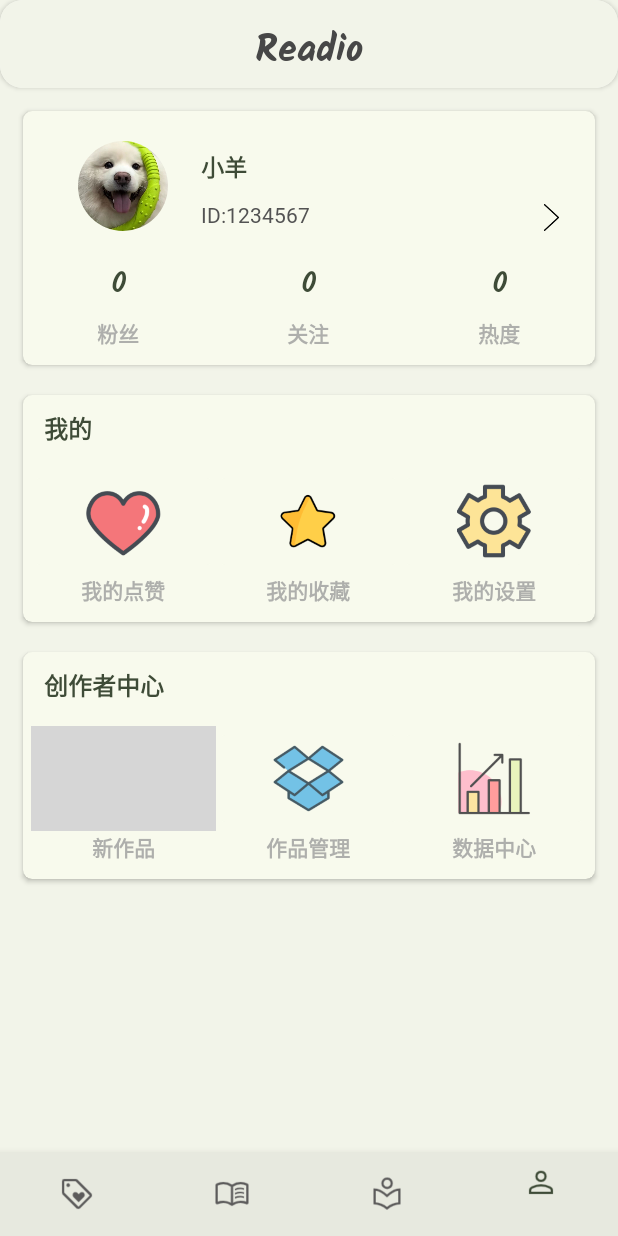
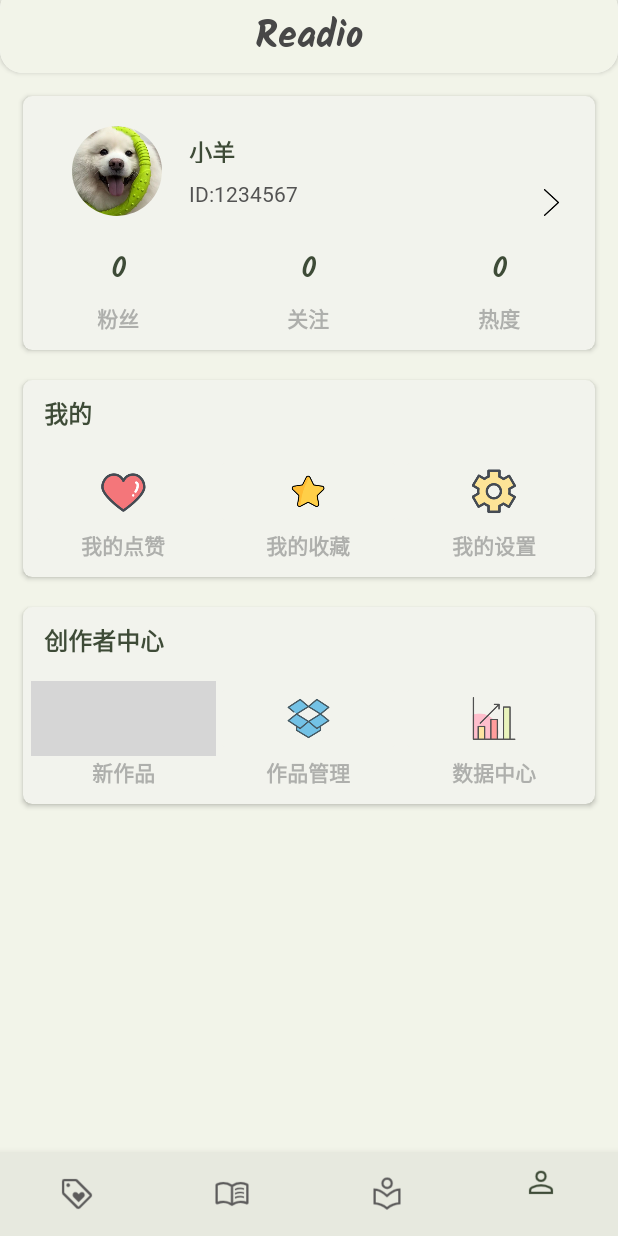
Before and after one commit to KilluaYZ/Readio-App, an Android app: the screen it shows after launch (MainActivity), on a phone screen of 412 x 824 dp. Run offline under Robolectric (Android 15) with nearby library versions, the light colour scheme and no system bars; our stand-ins replace CircleImageView, navigation-ui; grey boxes are pictures that could not be loaded.

Commit message:
优化个人主页布局

```diff
--- a/app/src/main/res/layout/activity_main.xml
+++ b/app/src/main/res/layout/activity_main.xml
@@ -15,6 +15,7 @@
         android:layout_height="wrap_content"
         android:elevation="5dp"
         app:cardCornerRadius="15dp"
+        android:layout_marginTop="-10dp"
         app:layout_constraintStart_toStartOf="parent"
         app:layout_constraintTop_toTopOf="parent">
 
--- a/app/src/main/res/layout/fragment_userpage.xml
+++ b/app/src/main/res/layout/fragment_userpage.xml
@@ -1,13 +1,15 @@
 <?xml version="1.0" encoding="utf-8"?>
-<androidx.constraintlayout.widget.ConstraintLayout xmlns:android="http://schemas.android.com/apk/res/android"
+<ScrollView xmlns:android="http://schemas.android.com/apk/res/android"
+    xmlns:app="http://schemas.android.com/apk/res-auto"
     xmlns:tools="http://schemas.android.com/tools"
     android:layout_width="match_parent"
+    android:layout_height="match_parent">
+
+    <androidx.constraintlayout.widget.ConstraintLayout
+        android:layout_width="match_parent"
         android:layout_height="match_parent"
-    xmlns:app="http://schemas.android.com/apk/res-auto"
         android:padding="5dp"
         tools:context=".ui.userpage.userPageFragment">
-
-
         <androidx.cardview.widget.CardView
             android:id="@+id/info_card_1"
             android:layout_width="match_parent"
@@ -39,7 +41,8 @@
 
                     <de.hdodenhof.circleimageview.CircleImageView
                         android:id="@+id/icon_image"
-                    android:layout_width="11dp"
+
+                        android:layout_width="0dp"
                         android:layout_height="60dp"
                         android:layout_centerInParent="true"
                         android:layout_gravity="start"
@@ -54,8 +57,9 @@
 
                         <TextView
                             android:padding="5dp"
-                        android:layout_width="142dp"
-                        android:layout_height="34dp"
+                            android:layout_width="wrap_content"
+                            android:layout_height="0dp"
+                            android:layout_weight="1"
                             android:fontFamily="@font/kalam_regular"
                             android:textColor="@color/selected_2_dark"
                             android:textStyle="bold"
@@ -65,7 +69,8 @@
                         <TextView
                             android:padding="5dp"
                             android:layout_width="wrap_content"
-                        android:layout_height="match_parent"
+                            android:layout_height="0dp"
+                            android:layout_weight="1"
                             android:text="ID:1234567"
                             android:fontFamily="@font/mplus_regular"
                             android:textColor="@color/grey" />
@@ -183,11 +188,13 @@
             app:cardCornerRadius="6dp"
             android:elevation="0dp"
             android:background="@color/container_lowest">
+
             <LinearLayout
                 android:layout_width="match_parent"
                 android:layout_height="wrap_content"
                 android:orientation="vertical"
                 android:paddingBottom="5dp">
+
                 <TextView
                     android:layout_width="match_parent"
                     android:layout_height="wrap_content"
@@ -196,12 +203,14 @@
                     android:textSize="16sp"
                     android:fontFamily="@font/yuanti"
                     android:textStyle="bold"
-                android:textColor="@color/selected_2_dark"/>
+                    android:textColor="@color/selected_2_dark" />
+
                 <LinearLayout
                     android:layout_width="match_parent"
                     android:layout_height="wrap_content"
                     android:orientation="horizontal"
                     android:layout_margin="5dp">
+
                     <LinearLayout
                         android:layout_width="0dp"
                         android:layout_height="wrap_content"
@@ -211,7 +220,7 @@
                         <ImageButton
                             android:id="@+id/my_likes"
                             android:layout_width="match_parent"
-                        android:layout_height="70dp"
+                            android:layout_height="50dp"
                             android:backgroundTint="@color/container_lowest"
                             android:scaleType="fitCenter"
                             android:src="@drawable/like_heart" />
@@ -220,6 +229,7 @@
                             android:id="@+id/my_likes_linear_button"
                             android:layout_width="match_parent"
                             android:layout_height="wrap_content">
+
                             <TextView
                                 android:layout_width="match_parent"
                                 android:layout_height="wrap_content"
@@ -227,25 +237,29 @@
                                 android:text="我的点赞"
                                 android:gravity="center"
                                 android:textColor="@color/pale_grey"
-                            android:fontFamily="@font/yuanti"/>
+                                android:fontFamily="@font/yuanti" />
                         </LinearLayout>
                     </LinearLayout>
+
                     <LinearLayout
                         android:layout_width="0dp"
                         android:layout_height="wrap_content"
                         android:layout_weight="1"
                         android:orientation="vertical">
+
                         <ImageButton
                             android:id="@+id/my_collections_button"
                             android:layout_width="match_parent"
-                        android:layout_height="70dp"
+                            android:layout_height="50dp"
                             android:backgroundTint="@color/container_lowest"
                             android:scaleType="fitCenter"
-                        android:src="@drawable/star_yellow_128"/>
+                            android:src="@drawable/star_yellow_128" />
+
                         <LinearLayout
                             android:id="@+id/my_collections_linear_button"
                             android:layout_width="match_parent"
                             android:layout_height="wrap_content">
+
                             <TextView
                                 android:layout_width="match_parent"
                                 android:layout_height="wrap_content"
@@ -253,25 +267,29 @@
                                 android:text="我的收藏"
                                 android:gravity="center"
                                 android:textColor="@color/pale_grey"
-                            android:fontFamily="@font/yuanti"/>
+                                android:fontFamily="@font/yuanti" />
                         </LinearLayout>
                     </LinearLayout>
+
                     <LinearLayout
                         android:layout_width="0dp"
                         android:layout_height="wrap_content"
                         android:layout_weight="1"
                         android:orientation="vertical">
+
                         <ImageButton
                             android:id="@+id/my_settings_button"
                             android:layout_width="match_parent"
-                        android:layout_height="70dp"
+                            android:layout_height="50dp"
                             android:backgroundTint="@color/container_lowest"
                             android:scaleType="fitCenter"
-                        android:src="@drawable/setting_yellow_128"/>
+                            android:src="@drawable/setting_yellow_128" />
+
                         <LinearLayout
                             android:id="@+id/my_settings_linear_button"
                             android:layout_width="match_parent"
                             android:layout_height="wrap_content">
+
                             <TextView
                                 android:layout_width="match_parent"
                                 android:layout_height="wrap_content"
@@ -279,7 +297,7 @@
                                 android:text="我的设置"
                                 android:gravity="center"
                                 android:textColor="@color/pale_grey"
-                            android:fontFamily="@font/yuanti"/>
+                                android:fontFamily="@font/yuanti" />
                         </LinearLayout>
                     </LinearLayout>
                 </LinearLayout>
@@ -300,11 +318,13 @@
             app:cardCornerRadius="6dp"
             android:elevation="0dp"
             android:background="@color/container_lowest">
+
             <LinearLayout
                 android:layout_width="match_parent"
                 android:layout_height="wrap_content"
                 android:orientation="vertical"
                 android:paddingBottom="5dp">
+
                 <TextView
                     android:layout_width="match_parent"
                     android:layout_height="wrap_content"
@@ -313,12 +333,14 @@
                     android:textSize="16sp"
                     android:fontFamily="@font/yuanti"
                     android:textStyle="bold"
-                android:textColor="@color/selected_2_dark"/>
+                    android:textColor="@color/selected_2_dark" />
+
                 <LinearLayout
                     android:layout_width="match_parent"
                     android:layout_height="wrap_content"
                     android:orientation="horizontal"
                     android:layout_margin="5dp">
+
                     <LinearLayout
                         android:layout_width="0dp"
                         android:layout_height="wrap_content"
@@ -328,7 +350,7 @@
                         <ImageButton
                             android:id="@+id/new_work_button"
                             android:layout_width="match_parent"
-                        android:layout_height="70dp"
+                            android:layout_height="50dp"
                             android:backgroundTint="@color/container_lowest"
                             android:scaleType="fitCenter"
                             android:src="@drawable/pencil" />
@@ -337,6 +359,7 @@
                             android:id="@+id/new_work_linear_button"
                             android:layout_width="match_parent"
                             android:layout_height="wrap_content">
+
                             <TextView
                                 android:layout_width="match_parent"
                                 android:layout_height="wrap_content"
@@ -344,25 +367,29 @@
                                 android:text="新作品"
                                 android:gravity="center"
                                 android:textColor="@color/pale_grey"
-                            android:fontFamily="@font/yuanti"/>
+                                android:fontFamily="@font/yuanti" />
                         </LinearLayout>
                     </LinearLayout>
+
                     <LinearLayout
                         android:layout_width="0dp"
                         android:layout_height="wrap_content"
                         android:layout_weight="1"
                         android:orientation="vertical">
+
                         <ImageButton
                             android:id="@+id/work_manage_button"
                             android:layout_width="match_parent"
-                        android:layout_height="70dp"
+                            android:layout_height="50dp"
                             android:backgroundTint="@color/container_lowest"
                             android:scaleType="fitCenter"
-                        android:src="@drawable/blue_box"/>
+                            android:src="@drawable/blue_box" />
+
                         <LinearLayout
                             android:id="@+id/work_manage_linear_button"
                             android:layout_width="match_parent"
                             android:layout_height="wrap_content">
+
                             <TextView
                                 android:layout_width="match_parent"
                                 android:layout_height="wrap_content"
@@ -370,25 +397,29 @@
                                 android:text="作品管理"
                                 android:gravity="center"
                                 android:textColor="@color/pale_grey"
-                            android:fontFamily="@font/yuanti"/>
+                                android:fontFamily="@font/yuanti" />
                         </LinearLayout>
                     </LinearLayout>
+
                     <LinearLayout
                         android:layout_width="0dp"
                         android:layout_height="wrap_content"
                         android:layout_weight="1"
                         android:orientation="vertical">
+
                         <ImageButton
                             android:id="@+id/data_center_button"
                             android:layout_width="match_parent"
-                        android:layout_height="70dp"
+                            android:layout_height="50dp"
                             android:backgroundTint="@color/container_lowest"
                             android:scaleType="fitCenter"
-                        android:src="@drawable/graph"/>
+                            android:src="@drawable/graph" />
+
                         <LinearLayout
                             android:id="@+id/data_center_linear_button"
                             android:layout_width="match_parent"
                             android:layout_height="wrap_content">
+
                             <TextView
                                 android:layout_width="match_parent"
                                 android:layout_height="wrap_content"
@@ -396,12 +427,11 @@
                                 android:text="数据中心"
                                 android:gravity="center"
                                 android:textColor="@color/pale_grey"
-                            android:fontFamily="@font/yuanti"/>
+                                android:fontFamily="@font/yuanti" />
                         </LinearLayout>
                     </LinearLayout>
                 </LinearLayout>
             </LinearLayout>
         </androidx.cardview.widget.CardView>
-
-
     </androidx.constraintlayout.widget.ConstraintLayout>
+</ScrollView>
--- a/app/src/main/res/values/colors.xml
+++ b/app/src/main/res/values/colors.xml
@@ -7,7 +7,7 @@
     <color name="teal_700">#FF018786</color>
     <color name="black">#FF000000</color>
     <color name="white">#FFFFFFFF</color>
-    <color name="container_lowest">#F8FAED</color>
+    <color name="container_lowest">#F2F3ED</color>
     <color name="surface_dark">#252821</color>
     <color name="container">#EDEFE2</color>
     <color name="container_greener">#EDF0E2</color>
```
Lines whose indentation alone changed are shown as unchanged.
